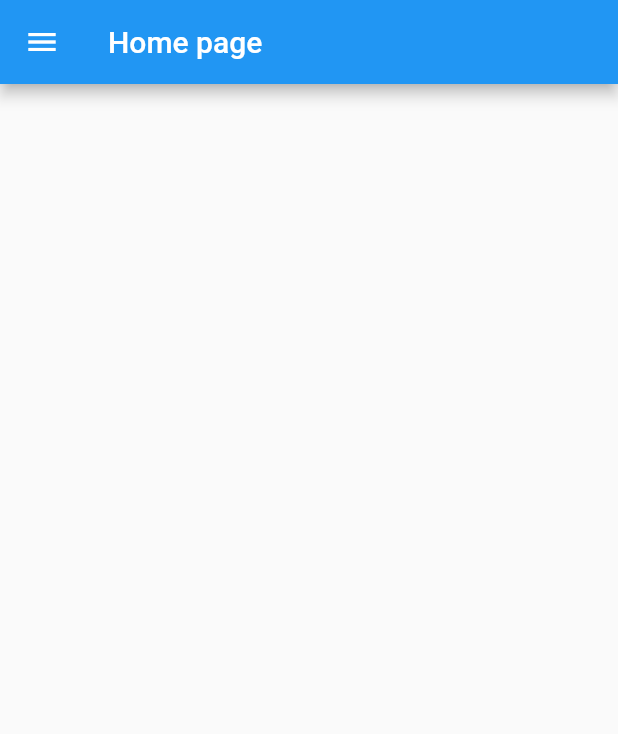
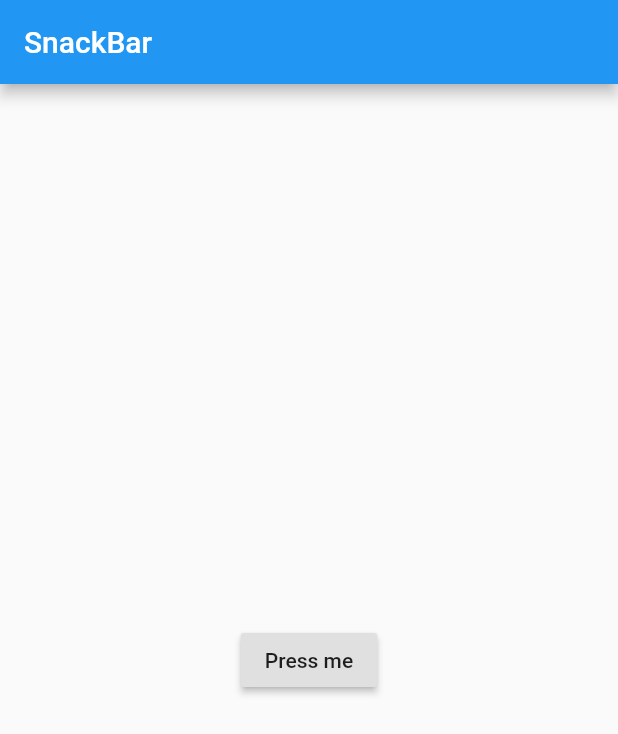
Before and after one commit to JKBustillo/first-app-fluttler, a Flutter app: the screen it shows after launch, on a phone screen of 412 x 824 dp. Shown: the top 734 px of the screen. Run offline on Flutter 3.47's test engine with Material 2 defaults, Android fonts, the phone set to English and light mode, and no system bars.

Commit message:
feat: button which triggers a snackbar

```diff
--- a/lib/main.dart
+++ b/lib/main.dart
@@ -1,14 +1,40 @@
 import 'package:flutter/material.dart';
-import 'package:first_app/page/home.dart';
-import 'package:first_app/page/settings.dart';
-import 'package:first_app/page/battery.dart';
 
 void main() {
   runApp(new MaterialApp(
-    home: Home(),
-    routes: <String, WidgetBuilder> {
-      Settings.routeName: (BuildContext context) => new Settings(),
-      Battery.routeName: (BuildContext context) => new Battery(),
-    },
+    home: MySnackBar(),
   ));
 }
+
+class MySnackBar extends StatelessWidget {
+  const MySnackBar({Key key}) : super(key: key);
+
+  @override
+  Widget build(BuildContext context) {
+    return Scaffold(
+      appBar: new AppBar(
+        title: new Text("SnackBar"),
+      ),
+      body: new Center(
+        child: new MyButton(),
+      ),
+    );
+  }
+}
+
+class MyButton extends StatelessWidget {
+  const MyButton({Key key}) : super(key: key);
+
+  @override
+  Widget build(BuildContext context) {
+    return RaisedButton(
+      child: new Text("Press me"),
+      onPressed: () {
+        Scaffold.of(context).showSnackBar(new SnackBar(
+          content: new Text("Couldn't you help it, huh?"),
+          duration: new Duration(seconds: 5),
+        ));
+      },
+    );
+  }
+}
```
